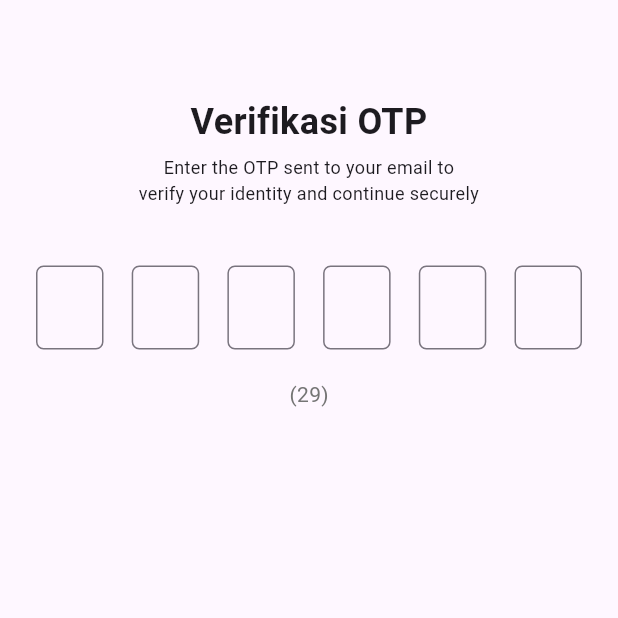
After one commit to winartodev/apollo_mobile, a Flutter app: the OtpPage screen opened by its route, on a phone screen of 412 x 824 dp, the top half of it. The commit adds this screen. Run offline on Flutter 3.47's test engine with Material 3 defaults, Android fonts, the phone set to English and light mode, and no system bars; our stand-ins replace bloc, equatable, flutter_bloc, get, shared_preferences; accounts and stored records are empty.

Commit message:
feat(OTP): create otp page

```diff
--- a/lib/features/auth/auth_routes.dart
+++ b/lib/features/auth/auth_routes.dart
@@ -1,3 +1,4 @@
+import 'package:apollo_mobile/features/auth/presentation/pages/otp_page.dart';
 import 'package:apollo_mobile/features/auth/presentation/pages/sign_in_page.dart';
 import 'package:apollo_mobile/features/auth/presentation/pages/sign_up_page.dart';
 import 'package:get/get_navigation/src/routes/get_route.dart';
@@ -5,9 +6,11 @@ import 'package:get/get_navigation/src/routes/get_route.dart';
 abstract class AuthRoutes {
   static const signIn = '/signIn';
   static const signUp = "/signUp";
+  static const otpVerification = "/otpVerification";
 
   static List<GetPage> routes = [
     GetPage(name: signIn, page: () => SignInPage()),
     GetPage(name: signUp, page: () => SignUpPage()),
+    GetPage(name: otpVerification, page: () => OtpPage())
   ];
 }
--- /dev/null
+++ b/lib/features/auth/presentation/pages/otp_page.dart
@@ -0,0 +1,52 @@
+import 'package:apollo_mobile/features/auth/presentation/bloc/auth_bloc.dart';
+import 'package:apollo_mobile/features/auth/presentation/widgets/otp_form.dart';
+import 'package:flutter/material.dart';
+import 'package:flutter_bloc/flutter_bloc.dart';
+import 'package:get/get.dart';
+
+class OtpPage extends StatefulWidget {
+  const OtpPage({super.key});
+
+  @override
+  State<OtpPage> createState() => _OtpPageState();
+}
+
+class _OtpPageState extends State<OtpPage> {
+  @override
+  Widget build(BuildContext context) {
+    return Scaffold(
+      body: BlocListener<AuthBloc, AuthState>(
+        listener: (context, state) {
+          if (state is SignInFailure) {
+            _showErrorSnackbar(context, state.message);
+          }
+        },
+        child: SingleChildScrollView(
+          padding: const EdgeInsets.all(24),
+          child: OtpForm(),
+        ),
+      ),
+    );
+  }
+
+  void _showErrorSnackbar(BuildContext context, String message) {
+    try {
+      WidgetsBinding.instance.addPostFrameCallback((_) {
+        if (Get.isSnackbarOpen) Get.closeCurrentSnackbar();
+        Get.snackbar(
+          'Error',
+          message,
+          snackPosition: SnackPosition.TOP,
+          backgroundColor: Colors.red,
+          duration: const Duration(seconds: 3),
+        );
+      });
+    } catch (e) {
+      if (context.mounted) {
+        ScaffoldMessenger.of(context).showSnackBar(
+          SnackBar(content: Text(message), backgroundColor: Colors.red),
+        );
+      }
+    }
+  }
+}
--- /dev/null
+++ b/lib/features/auth/presentation/widgets/otp_form.dart
@@ -0,0 +1,156 @@
+import 'dart:async';
+
+import 'package:flutter/material.dart';
+import 'package:flutter/services.dart';
+
+class OtpForm extends StatefulWidget {
+  const OtpForm({super.key});
+
+  @override
+  State<OtpForm> createState() => _OtpFormState();
+}
+
+class _OtpFormState extends State<OtpForm> {
+  final List<TextEditingController> _otpControllers = List.generate(
+    6,
+    (index) => TextEditingController(),
+  );
+
+  final List<FocusNode> _otpFocusNodes = List.generate(
+    6,
+    (index) => FocusNode(),
+  );
+
+  final _formKey = GlobalKey<FormState>();
+
+  int _resendTimeout = 30;
+  late Timer _timer;
+  bool _canResend = false;
+
+  @override
+  void initState() {
+    super.initState();
+    _startTimer();
+  }
+
+  @override
+  void dispose() {
+    for (final otpController in _otpControllers) {
+      otpController.dispose();
+    }
+
+    for (final otpFocusNodes in _otpFocusNodes) {
+      otpFocusNodes.dispose();
+    }
+
+    _timer.cancel();
+
+    super.dispose();
+  }
+
+  @override
+  Widget build(BuildContext context) {
+    return Form(
+      key: _formKey,
+      child: Column(
+        crossAxisAlignment: CrossAxisAlignment.stretch,
+        children: [
+          const SizedBox(height: 40),
+          const Text(
+            "Verifikasi OTP",
+            style: TextStyle(fontSize: 24, fontWeight: FontWeight.bold),
+            textAlign: TextAlign.center,
+          ),
+          const SizedBox(height: 5),
+          const Text(
+            "Enter the OTP sent to your email to\nverify your identity and continue securely",
+            style: TextStyle(fontSize: 12, fontWeight: FontWeight.normal),
+            textAlign: TextAlign.center,
+          ),
+          const SizedBox(height: 40),
+          Row(
+            mainAxisAlignment: MainAxisAlignment.spaceBetween,
+            children: List.generate(
+              6,
+              (index) => SizedBox(
+                width: 45,
+                child: TextField(
+                  controller: _otpControllers[index],
+                  focusNode: _otpFocusNodes[index],
+                  keyboardType: TextInputType.number,
+                  textAlign: TextAlign.center,
+                  maxLength: 1,
+                  decoration: InputDecoration(
+                    counterText: '',
+                    border: OutlineInputBorder(
+                      borderRadius: BorderRadius.circular(5),
+                    ),
+                  ),
+                  onChanged: (value) {
+                    if (value.length == 1 && value.length < 5) {
+                      _otpFocusNodes[index].unfocus();
+                      FocusScope.of(
+                        context,
+                      ).requestFocus(_otpFocusNodes[index + 1]);
+                    } else if (value.isEmpty && index > 0) {
+                      _otpFocusNodes[index].unfocus();
+                      FocusScope.of(
+                        context,
+                      ).requestFocus(_otpFocusNodes[index - 1]);
+                    }
+
+                    if (index == 5 && value.isNotEmpty) {
+                      _submitOtp();
+                    }
+                  },
+                  inputFormatters: [FilteringTextInputFormatter.digitsOnly],
+                ),
+              ),
+            ),
+          ),
+          const SizedBox(height: 20),
+          Center(
+            child: _canResend
+                ? TextButton(
+                    onPressed: _resendOTP,
+                    child: const Text('Resend Code'),
+                  )
+                : Text(
+                    '($_resendTimeout)',
+                    style: TextStyle(color: Colors.grey[600]),
+                  ),
+          ),
+        ],
+      ),
+    );
+  }
+
+  void _resendOTP() {
+    debugPrint("resend OTP");
+    _startTimer();
+  }
+
+  void _submitOtp() {
+    debugPrint("submit OTP");
+  }
+
+  void _startTimer() {
+    setState(() {
+      _canResend = false;
+      _resendTimeout = 30;
+    });
+
+    _timer = Timer.periodic(const Duration(seconds: 1), (timer) {
+      if (_resendTimeout > 0) {
+        setState(() {
+          _resendTimeout--;
+        });
+      } else {
+        setState(() {
+          _canResend = true;
+        });
+        timer.cancel();
+      }
+    });
+  }
+}
```
